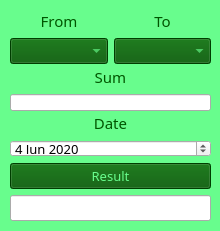
Old version of the form converter.ui in the repository vorusha/Ashurov_A_T.
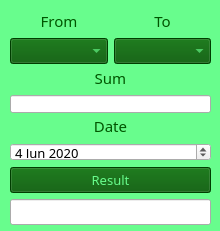
New version of the form.

```diff
--- a/converter.ui
+++ b/converter.ui
@@ -77,13 +77,13 @@
   <property name="windowTitle">
    <string>Form</string>
   </property>
-  <widget class="QWidget" name="">
+  <widget class="QWidget" name="layoutWidget">
    <property name="geometry">
     <rect>
      <x>10</x>
      <y>10</y>
      <width>201</width>
-     <height>211</height>
+     <height>215</height>
     </rect>
    </property>
    <layout class="QGridLayout" name="gridLayout_3">
```
Left out of the diff: 2 changed lines with no effect on the pictures.
